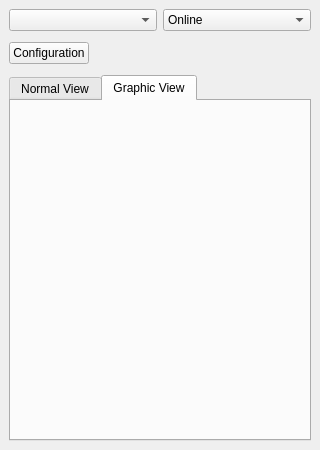
Old version of the form trunk/xmppwin.ui in the repository BackupTheBerlios/kapture-svn.
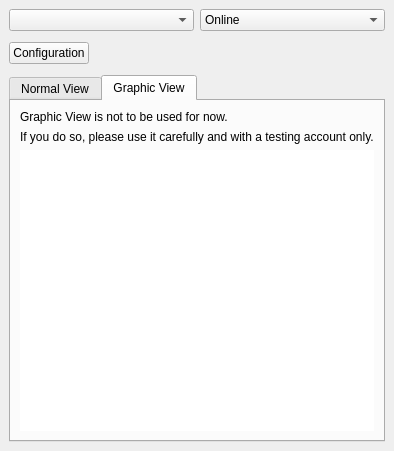
New version of the form. The open tabs and pages were chosen to show the change. Custom widgets are drawn as their Qt base class.

Diff of the .ui file:
```diff
--- a/trunk/xmppwin.ui
+++ b/trunk/xmppwin.ui
@@ -5,8 +5,8 @@
    <rect>
     <x>0</x>
     <y>0</y>
-    <width>320</width>
-    <height>450</height>
+    <width>366</width>
+    <height>451</height>
    </rect>
   </property>
   <property name="sizePolicy" >
@@ -164,6 +164,35 @@
        <attribute name="title" >
         <string>Graphic View</string>
        </attribute>
+       <layout class="QVBoxLayout" >
+        <item>
+         <widget class="QLabel" name="label" >
+          <property name="text" >
+           <string>Graphic View is not to be used for now.</string>
+          </property>
+         </widget>
+        </item>
+        <item>
+         <widget class="QLabel" name="label_2" >
+          <property name="text" >
+           <string>If you do so, please use it carefully and with a testing account only.</string>
+          </property>
+         </widget>
+        </item>
+        <item>
+         <widget class="QGraphicsView" name="graphicsView" >
+          <property name="windowModality" >
+           <enum>Qt::NonModal</enum>
+          </property>
+          <property name="frameShape" >
+           <enum>QFrame::NoFrame</enum>
+          </property>
+          <property name="frameShadow" >
+           <enum>QFrame::Plain</enum>
+          </property>
+         </widget>
+        </item>
+       </layout>
       </widget>
      </widget>
     </item>
```
